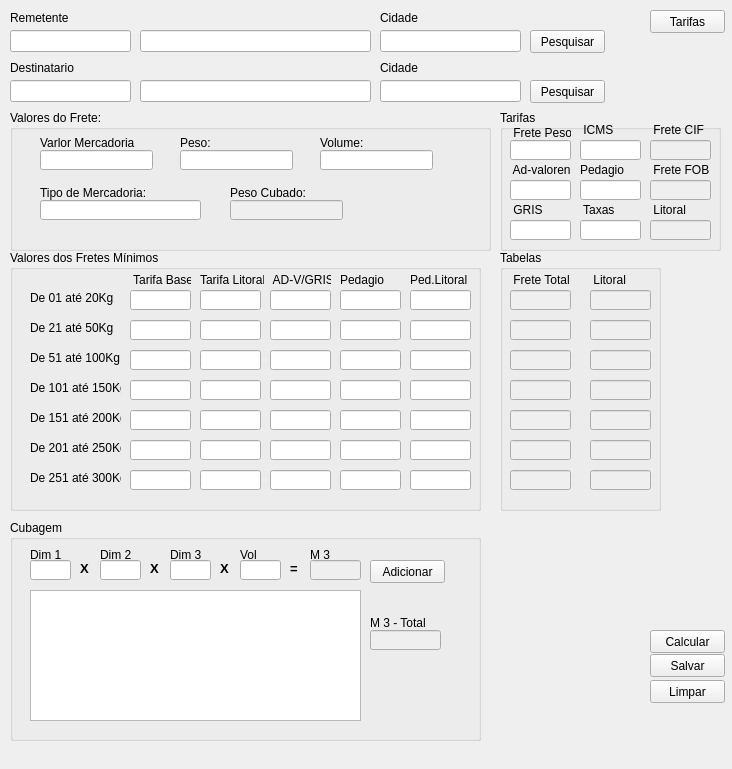
luissantananet/SistCotacao, file Forms/frm_principal_full.ui: the form before one commit.
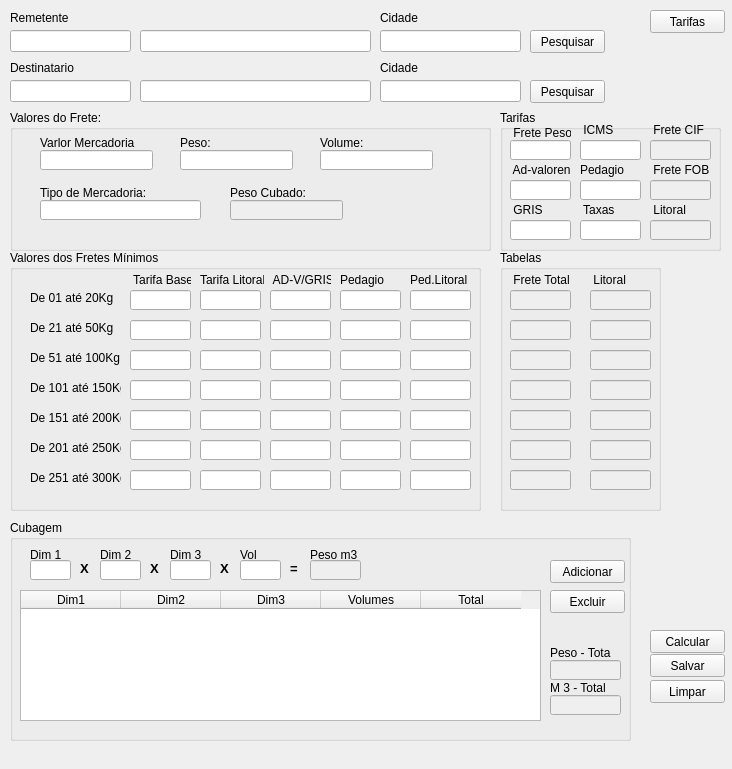
The form after the commit.

Commit message: pronto ADD e Excluir M3

```diff
--- a/Forms/frm_principal_full.ui
+++ b/Forms/frm_principal_full.ui
@@ -418,7 +418,7 @@
      <rect>
       <x>10</x>
       <y>520</y>
-      <width>471</width>
+      <width>621</width>
       <height>221</height>
      </rect>
     </property>
@@ -435,14 +435,14 @@
       </rect>
      </property>
     </widget>
-    <widget class="QLineEdit" name="edt_total_m3">
+    <widget class="QLineEdit" name="edt_totalPeso_m3">
      <property name="enabled">
       <bool>false</bool>
      </property>
      <property name="geometry">
       <rect>
-       <x>360</x>
-       <y>110</y>
+       <x>540</x>
+       <y>140</y>
        <width>71</width>
        <height>20</height>
       </rect>
@@ -480,13 +480,13 @@
       </rect>
      </property>
      <property name="text">
-      <string>M 3</string>
+      <string>Peso m3</string>
      </property>
     </widget>
     <widget class="QPushButton" name="btn_adicionar">
      <property name="geometry">
       <rect>
-       <x>360</x>
+       <x>540</x>
        <y>40</y>
        <width>75</width>
        <height>23</height>
@@ -499,14 +499,14 @@
     <widget class="QLabel" name="label_27">
      <property name="geometry">
       <rect>
-       <x>360</x>
-       <y>95</y>
+       <x>540</x>
+       <y>125</y>
        <width>61</width>
        <height>16</height>
       </rect>
      </property>
      <property name="text">
-      <string>M 3 - Total</string>
+      <string>Peso - Total</string>
      </property>
     </widget>
     <widget class="QLabel" name="label_28">
@@ -674,12 +674,97 @@
     <widget class="QTableWidget" name="tableWidget">
      <property name="geometry">
       <rect>
-       <x>20</x>
+       <x>10</x>
        <y>70</y>
-       <width>331</width>
+       <width>521</width>
        <height>131</height>
       </rect>
      </property>
+     <property name="sizeAdjustPolicy">
+      <enum>QAbstractScrollArea::AdjustIgnored</enum>
+     </property>
+     <property name="autoScroll">
+      <bool>true</bool>
+     </property>
+     <attribute name="horizontalHeaderMinimumSectionSize">
+      <number>31</number>
+     </attribute>
+     <attribute name="verticalHeaderMinimumSectionSize">
+      <number>23</number>
+     </attribute>
+     <column>
+      <property name="text">
+       <string>Dim1</string>
+      </property>
+     </column>
+     <column>
+      <property name="text">
+       <string>Dim2</string>
+      </property>
+     </column>
+     <column>
+      <property name="text">
+       <string>Dim3</string>
+      </property>
+     </column>
+     <column>
+      <property name="text">
+       <string>Volumes</string>
+      </property>
+     </column>
+     <column>
+      <property name="text">
+       <string>Total</string>
+      </property>
+     </column>
+    </widget>
+    <widget class="QLineEdit" name="edt_total_m3">
+     <property name="enabled">
+      <bool>false</bool>
+     </property>
+     <property name="geometry">
+      <rect>
+       <x>540</x>
+       <y>175</y>
+       <width>71</width>
+       <height>20</height>
+      </rect>
+     </property>
+     <property name="acceptDrops">
+      <bool>true</bool>
+     </property>
+     <property name="toolTip">
+      <string/>
+     </property>
+     <property name="statusTip">
+      <string/>
+     </property>
+    </widget>
+    <widget class="QLabel" name="label_31">
+     <property name="geometry">
+      <rect>
+       <x>540</x>
+       <y>160</y>
+       <width>61</width>
+       <height>16</height>
+      </rect>
+     </property>
+     <property name="text">
+      <string>M 3 - Total</string>
+     </property>
+    </widget>
+    <widget class="QPushButton" name="btn_excluir">
+     <property name="geometry">
+      <rect>
+       <x>540</x>
+       <y>70</y>
+       <width>75</width>
+       <height>23</height>
+      </rect>
+     </property>
+     <property name="text">
+      <string>Excluir</string>
+     </property>
     </widget>
    </widget>
    <widget class="QGroupBox" name="gBox_taxasMininas">
```
Left out of the diff: 8 changed lines with no effect on the pictures. The commit also changes 1 other file.
